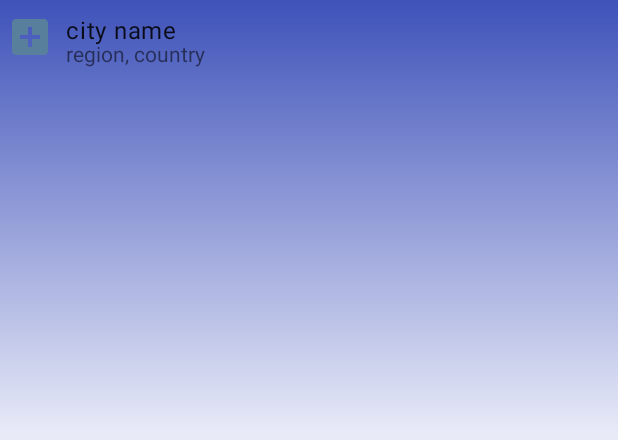
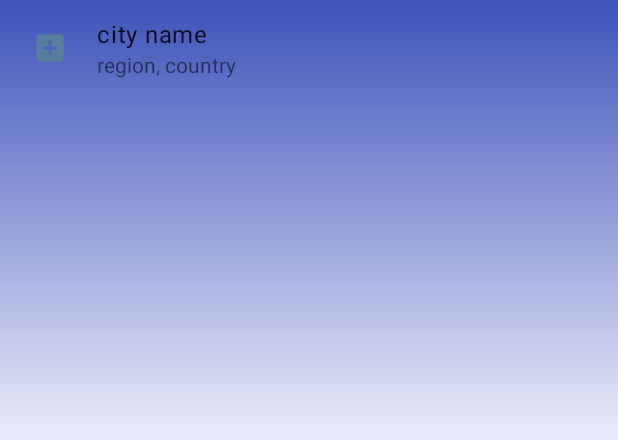
Before and after one commit to jvoyatz/WeatherApp, an Android app: the layout activity_weather_search_suggestion_item.xml on its own in the app's theme, with its tools: preview values and no code run, on a phone screen of 412 x 824 dp. Shown: the top 440 px of the screen. Run offline under Robolectric (Android 15) with nearby library versions, the phone set to English and light mode, and no system bars.

Commit message:
last fixes on on ui widgets

```diff
--- a/app/src/main/res/layout/activity_weather_search_suggestion_item.xml
+++ b/app/src/main/res/layout/activity_weather_search_suggestion_item.xml
@@ -18,6 +18,7 @@
                     name="handler"
                     type="com.jvoyatz.weather.app.storage.CitiesCursorAdapter.CitySuggestionsHandler" />
         </data>
+
         <androidx.constraintlayout.widget.ConstraintLayout
             android:id="@+id/relativeLayout"
             android:layout_width="match_parent"
@@ -27,15 +28,24 @@
 
                 <ImageView
                     android:id="@+id/city_add_icon"
-            android:layout_width="32dp"
-            android:layout_height="32dp"
+                    android:layout_width="wrap_content"
+                    android:layout_height="wrap_content"
                     android:layout_marginEnd="2dp"
-            app:layout_constraintTop_toTopOf="parent"
+                    android:onClick="@{(v) -> handler.onSuggestedCitySelected(city, region, country, true)}"
+                    android:padding="16dp"
+                    android:src="@drawable/baseline_add_box_black_24dp"
+                    android:tint="@color/weather_prim_analogous_900"
                     app:layout_constraintBottom_toBottomOf="parent"
-            app:layout_constraintStart_toStartOf="parent"
-            android:tint="@color/weather_prim_analogous_900"
-            android:onClick="@{(v) -> handler.onSuggestedCitySelected(city, region, country, true)}"
-            android:src="@drawable/baseline_add_box_black_24dp" />
+                    app:layout_constraintLeft_toLeftOf="parent"
+                    app:layout_constraintRight_toLeftOf="@+id/suggestion_guideline"
+                    app:layout_constraintTop_toTopOf="parent" />
+
+                <androidx.constraintlayout.widget.Guideline
+                    android:id="@+id/suggestion_guideline"
+                    android:layout_width="wrap_content"
+                    android:layout_height="wrap_content"
+                    android:orientation="vertical"
+                    app:layout_constraintGuide_percent="0.15" />
 
                 <com.google.android.material.textview.MaterialTextView
                     android:id="@+id/city_name"
@@ -44,11 +54,12 @@
                     android:ellipsize="end"
                     android:lines="1"
                     android:maxLines="1"
-            android:layout_marginStart="8dp"
+                    android:text="@{city}"
                     android:textAppearance="@style/TextAppearance.MaterialComponents.Body1"
-            android:text="@{city}"
-            app:layout_constraintStart_toEndOf="@+id/city_add_icon"
-            app:layout_constraintTop_toTopOf="@+id/city_add_icon"
+                    app:layout_constraintBottom_toTopOf="@+id/city_region_country"
+                    app:layout_constraintStart_toEndOf="@+id/suggestion_guideline"
+                    app:layout_constraintTop_toTopOf="parent"
+                    app:layout_constraintVertical_chainStyle="packed"
                     tools:text="city name" />
 
                 <com.google.android.material.textview.MaterialTextView
@@ -56,12 +67,12 @@
                     android:layout_width="wrap_content"
                     android:layout_height="wrap_content"
                     android:gravity="center"
+                    android:text="@{region + ` ` + country}"
                     android:textAlignment="center"
                     android:visibility="visible"
-            app:layout_constraintBottom_toBottomOf="@+id/city_add_icon"
+                    app:layout_constraintBottom_toBottomOf="parent"
                     app:layout_constraintStart_toStartOf="@+id/city_name"
                     app:layout_constraintTop_toBottomOf="@+id/city_name"
-            android:text="@{region + ` ` + country}"
                     tools:text="region, country" />
         </androidx.constraintlayout.widget.ConstraintLayout>
 
--- a/app/src/main/res/layout/weather_details_pager_fragment_hourly_list_item_bottomsheet.xml
+++ b/app/src/main/res/layout/weather_details_pager_fragment_hourly_list_item_bottomsheet.xml
@@ -138,15 +138,18 @@
 
         <com.google.android.material.textview.MaterialTextView
             android:id="@+id/hour_descr"
-            android:layout_width="wrap_content"
+            android:layout_width="0dp"
             android:layout_height="wrap_content"
             android:padding="2dp"
+            android:text='@{hour.weatherDesc != null ? hour.weatherDesc:""}'
             android:textAppearance="?attr/textAppearanceSubtitle1"
-            android:text='@{hour.weatherDesc != null ? hour.weatherDesc:""}'
             app:layout_constraintBottom_toTopOf="@id/hour_temp_2"
+            app:layout_constraintEnd_toStartOf="@+id/top_vertical_guideline"
             app:layout_constraintStart_toStartOf="@id/hour_temp_2"
             app:layout_constraintTop_toBottomOf="@+id/hour_temp_2"
-            tools:text="sunny" />
+            android:ellipsize="end"
+            android:maxLines="2"
+            tools:text="suuuuuuuuuuuuuuuuuuuunnnnnnnnnnnnnnnnnnnnnnnnnnnyyyyyyyyyyyyyyyyyyyyyyyyyyy" />
 
         <com.google.android.material.textview.MaterialTextView
             android:id="@+id/hour_wind_dir"
--- /dev/null
+++ b/app/src/main/res/values/ic_launcher_background.xml
@@ -0,0 +1,4 @@
+<?xml version="1.0" encoding="utf-8"?>
+<resources>
+    <color name="ic_launcher_background">#3E52B9</color>
+</resources>
```
Lines whose indentation alone changed are shown as unchanged.
